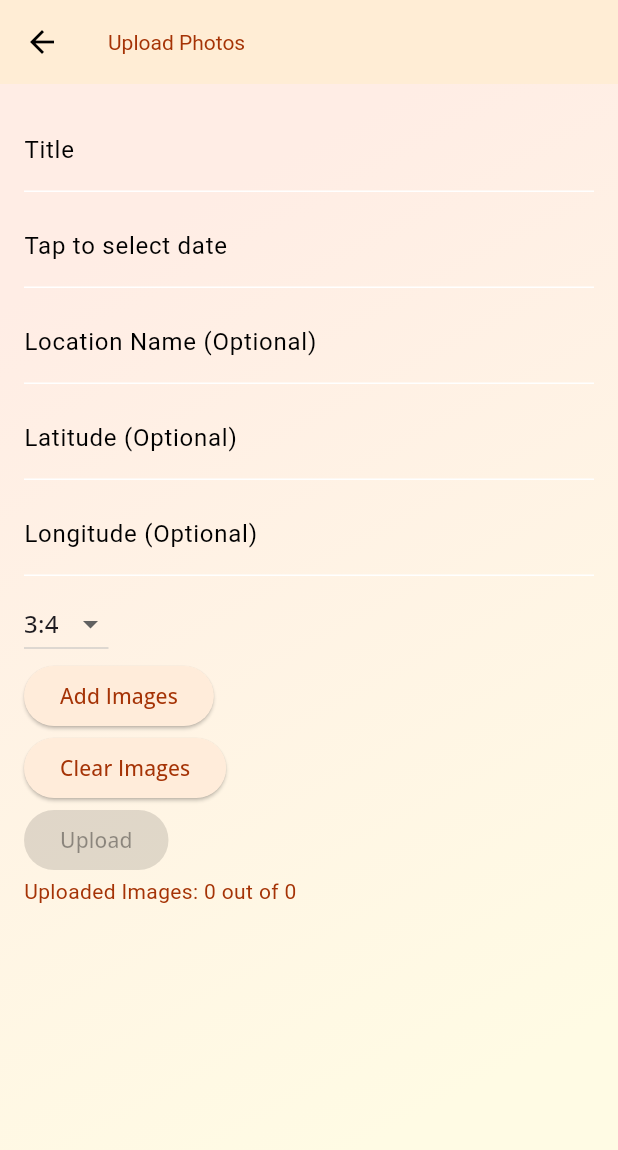
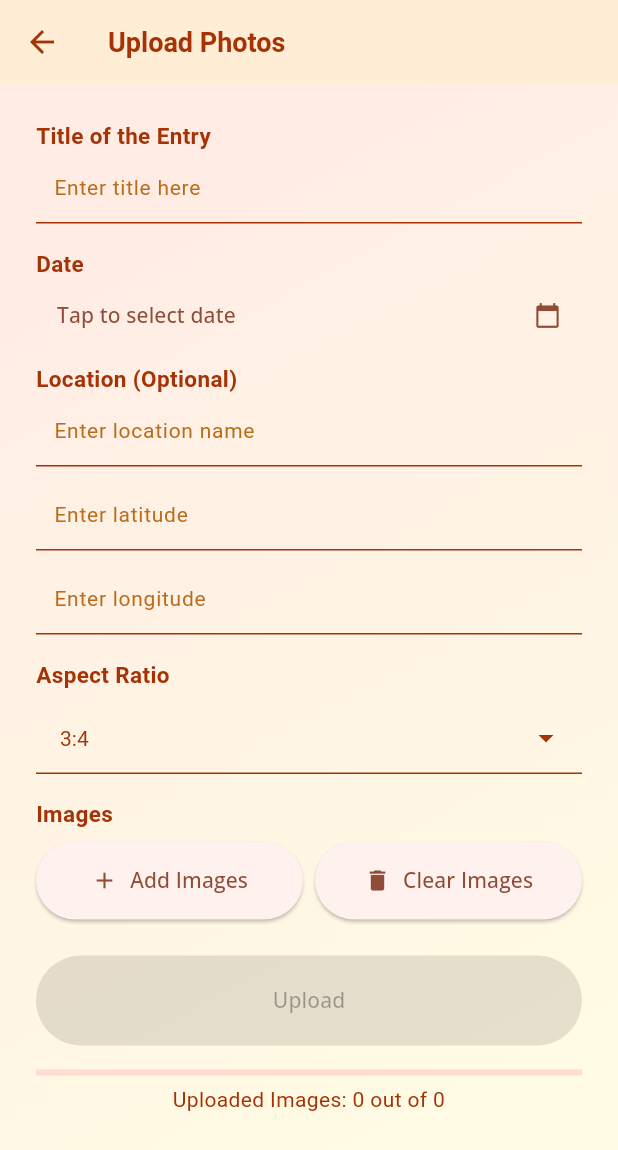
Before and after one commit to zimoluo/zimo_web_photo_uploader, a Flutter app: the InputPage screen opened directly, on a phone screen of 412 x 824 dp. Shown: the top 1150 px of the screen. Run offline on Flutter 3.47's test engine with Material 3 defaults, Android fonts, the light colour scheme and no system bars; our stand-ins replace file_picker, flutter_image_compress, flutter_svg, google_fonts, image_picker, permission_handler and 1 more; missing offline and left inert: s3_storage; accounts and stored records are empty.

Commit message:
many styling changes

```diff
--- a/lib/pages/input_page.dart
+++ b/lib/pages/input_page.dart
@@ -94,7 +94,9 @@ class _InputPageState extends State<InputPage> {
   Widget build(BuildContext context) {
     return Scaffold(
       appBar: AppBar(
-          title: const Text('Upload Photos'),
+        title: const Text(
+          'Upload Photos',
+        ),
       ),
       body: Container(
         decoration: const BoxDecoration(
@@ -111,62 +113,113 @@ class _InputPageState extends State<InputPage> {
           ),
         ),
         child: SingleChildScrollView(
+          padding: const EdgeInsets.symmetric(horizontal: 16.0),
           child: ConstrainedBox(
             constraints: BoxConstraints(
               minHeight: MediaQuery.of(context).size.height,
             ),
             child: Padding(
-                padding: const EdgeInsets.all(16.0),
+              padding: const EdgeInsets.all(8.0),
               child: Column(
-                  crossAxisAlignment: CrossAxisAlignment.start,
+                crossAxisAlignment: CrossAxisAlignment.stretch,
                 children: [
+                  const SizedBox(height: 16),
+                  const Text('Title of the Entry',
+                      style:
+                          TextStyle(fontWeight: FontWeight.bold, fontSize: 15)),
                   TextField(
                     controller: _titleController,
-                      decoration: const InputDecoration(labelText: 'Title'),
+                    decoration: const InputDecoration(
+                      hintText: 'Enter title here',
+                      contentPadding: EdgeInsets.all(12),
                     ),
-                    const SizedBox(height: 8),
-                    GestureDetector(
-                      onTap: () => _selectDate(context),
-                      child: AbsorbPointer(
-                        child: TextFormField(
-                          decoration: InputDecoration(
-                            labelText: _selectedDate != null
+                  ),
+                  const SizedBox(height: 16),
+                  const Row(
+                    children: [
+                      Expanded(
+                        child: Text('Date',
+                            style: TextStyle(
+                                fontWeight: FontWeight.bold, fontSize: 15)),
+                      ),
+                    ],
+                  ),
+                  TextButton(
+                    onPressed: () => _selectDate(context),
+                    child: Container(
+                      padding: const EdgeInsets.symmetric(
+                          horizontal: 2.0, vertical: 6.0),
+                      child: Row(
+                        mainAxisAlignment: MainAxisAlignment.spaceBetween,
+                        children: [
+                          Text(
+                            _selectedDate != null
                                 ? DateFormat('yyyy-MM-dd')
                                     .format(_selectedDate!)
-                                : 'Tap to select date',
+                                : '${_isDesktopPlatform() ? 'Click' : 'Tap'} to select date',
                           ),
+                          const Icon(
+                            Icons.calendar_today,
+                          ),
+                        ],
                       ),
                     ),
                   ),
                   const SizedBox(height: 8),
+                  const Text('Location (Optional)',
+                      style:
+                          TextStyle(fontWeight: FontWeight.bold, fontSize: 15)),
                   TextField(
                     controller: _locationNameController,
                     decoration: const InputDecoration(
-                          labelText: 'Location Name (Optional)'),
+                      hintText: 'Enter location name',
+                      contentPadding: EdgeInsets.all(12),
+                    ),
                   ),
                   const SizedBox(height: 8),
                   TextField(
                     controller: _latitudeController,
                     decoration: const InputDecoration(
-                          labelText: 'Latitude (Optional)'),
+                      hintText: 'Enter latitude',
+                      contentPadding: EdgeInsets.all(12),
+                    ),
                     keyboardType: TextInputType.number,
                   ),
                   const SizedBox(height: 8),
                   TextField(
                     controller: _longitudeController,
                     decoration: const InputDecoration(
-                          labelText: 'Longitude (Optional)'),
+                      hintText: 'Enter longitude',
+                      contentPadding: EdgeInsets.all(12),
+                    ),
                     keyboardType: TextInputType.number,
                   ),
+                  const SizedBox(height: 16),
+                  const Text('Aspect Ratio',
+                      style:
+                          TextStyle(fontWeight: FontWeight.bold, fontSize: 15)),
                   const SizedBox(height: 8),
-                    DropdownButton<String>(
+                  DropdownButtonFormField<String>(
                     value: _aspectRatio,
+                    decoration: InputDecoration(
+                        contentPadding: const EdgeInsets.symmetric(
+                            horizontal: 16, vertical: 2),
+                        border: OutlineInputBorder(
+                          borderRadius: BorderRadius.circular(30.0),
+                          borderSide: BorderSide.none,
+                        ),
+                        iconColor: const Color.fromARGB(255, 165, 51, 6),
+                        suffixIconColor: const Color.fromARGB(255, 165, 51, 6)),
+                    iconEnabledColor: const Color.fromARGB(255, 165, 51, 6),
+                    dropdownColor: const Color.fromARGB(255, 255, 246, 236),
+                    style: const TextStyle(
+                        fontSize: 14, color: Color.fromARGB(255, 165, 51, 6)),
                     onChanged: (String? newValue) {
                       setState(() {
                         _aspectRatio = newValue!;
                       });
                     },
-                      items: <String>['3:4', '1:1', '9:16']
+                    items: <String>['3:4', '1:1', '16:9']
                         .map<DropdownMenuItem<String>>((String value) {
                       return DropdownMenuItem<String>(
                         value: value,
@@ -174,34 +227,74 @@ class _InputPageState extends State<InputPage> {
                       );
                     }).toList(),
                   ),
-                    ElevatedButton(
+                  const SizedBox(height: 16),
+                  const Text('Images',
+                      style:
+                          TextStyle(fontWeight: FontWeight.bold, fontSize: 15)),
+                  const SizedBox(height: 8),
+                  Row(
+                    children: [
+                      Expanded(
+                        child: Padding(
+                          padding: const EdgeInsets.only(right: 4.0),
+                          child: ElevatedButton.icon(
                             onPressed: _pickImages,
-                      child: const Text('Add Images'),
+                            icon: const Icon(Icons.add),
+                            label: const Text('Add Images'),
+                            style: ElevatedButton.styleFrom(
+                              padding: const EdgeInsets.symmetric(vertical: 16),
                             ),
-                    ElevatedButton(
-                      child: const Text('Clear Images'),
+                          ),
+                        ),
+                      ),
+                      Expanded(
+                        child: Padding(
+                          padding: const EdgeInsets.only(left: 4.0),
+                          child: ElevatedButton.icon(
                             onPressed: () {
                               setState(() {
                                 _images.clear();
                                 _compressedImages.clear();
                               });
                             },
+                            icon: const Icon(Icons.delete),
+                            label: const Text('Clear Images'),
+                            style: ElevatedButton.styleFrom(
+                              padding: const EdgeInsets.symmetric(vertical: 16),
                             ),
+                          ),
+                        ),
+                      ),
+                    ],
+                  ),
+                  const SizedBox(height: 12),
                   for (int i = 0; i < _images.length; i++)
                     _buildImageEntry(_compressedImages[i], i),
+                  const SizedBox(height: 12),
                   ElevatedButton(
                     onPressed: _isUploadButtonEnabled ? _uploadContent : null,
+                    style: ElevatedButton.styleFrom(
+                      padding: const EdgeInsets.symmetric(vertical: 20),
+                    ),
                     child: const Text('Upload'),
                   ),
+                  const SizedBox(height: 16),
+                  LinearProgressIndicator(
+                    value: _uploadedImageCount /
+                        (_images.isEmpty ? 1 : _images.length),
+                  ),
+                  const SizedBox(height: 6),
                   Text(
                     'Uploaded Images: $_uploadedImageCount out of ${_images.length}',
+                    textAlign: TextAlign.center,
                   ),
                 ],
               ),
             ),
           ),
         ),
-        ));
+      ),
+    );
   }
 
   Future<void> _selectDate(BuildContext context) async {
```
Also changed, not shown: lib/main.dart (+60 -19 lines), pubspec.yaml (+5 -2 lines), assets/icon-macos.png (added), assets/zimo-wall.svg (added), pubspec.lock. Lines whose indentation alone changed are shown as unchanged.
